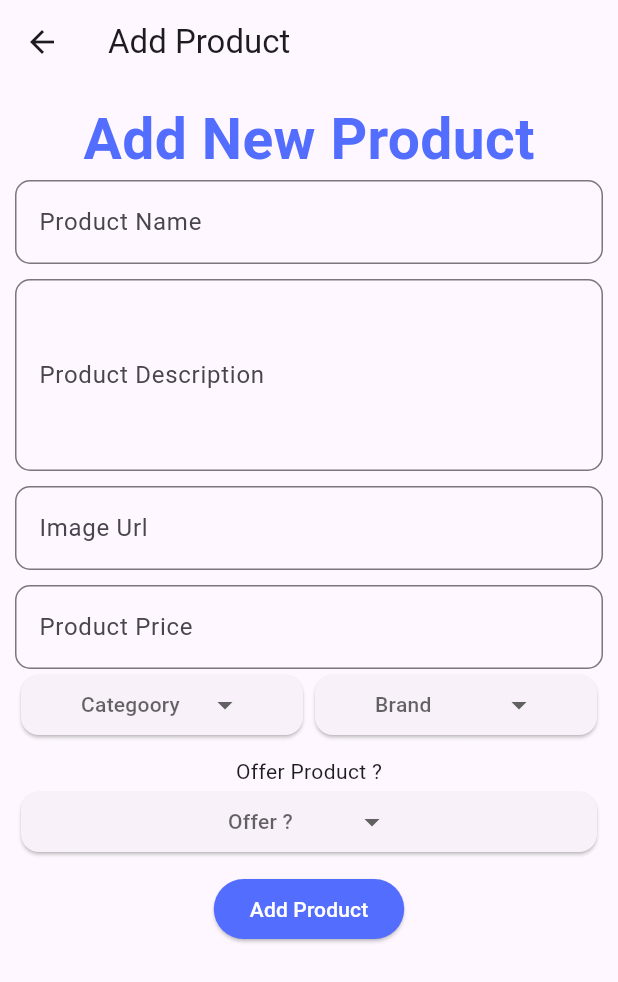
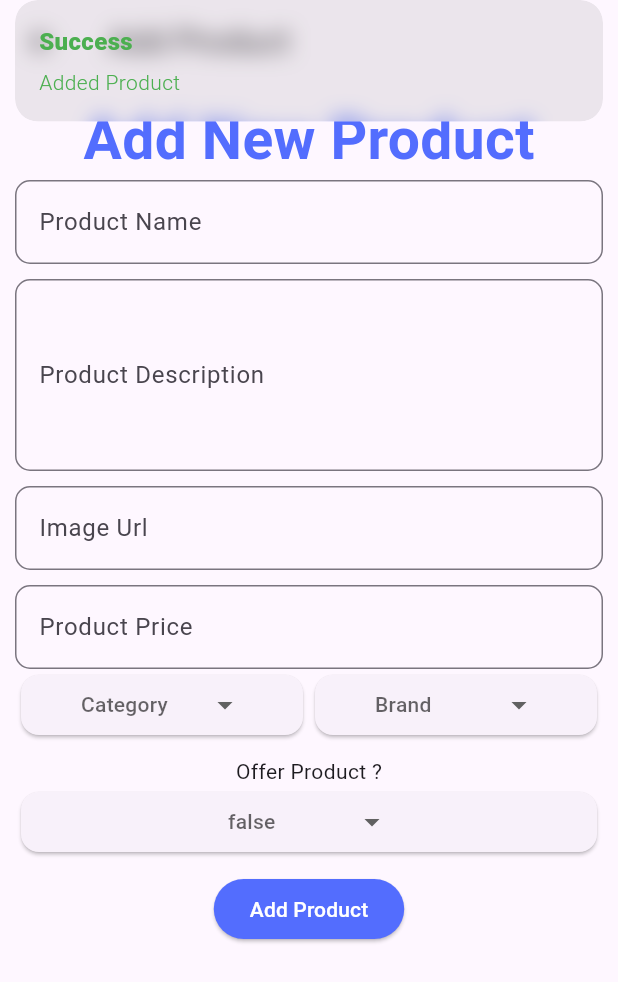
Before and after one commit to nanos90/youtube_turorial, a Flutter app: the AddProductPage screen opened directly, after a tap on "Add Product", on a phone screen of 412 x 824 dp. Shown: the top 982 px of the screen. Run offline on Flutter 3.47's test engine with Material 3 defaults, Android fonts, the light colour scheme and no system bars; drawn by our look-alikes of dropdown_button2; our stand-ins replace cloud_firestore, firebase_core, get; accounts and stored records are empty.

Commit message:
2:26:00 add product 완료했고, 이제 get produt 구현하면 됨. Get.snacbar 사용법 포함되어 있음.

```diff
--- a/lib/controller/home_controller.dart
+++ b/lib/controller/home_controller.dart
@@ -1,10 +1,44 @@
+import 'package:cloud_firestore/cloud_firestore.dart';
+import 'package:flutter/material.dart';
 import 'package:get/get.dart';
+import 'package:youtube_turorial/model/product/product.dart';
 
 class HomeController extends GetxController {
-  // @override
-  // void onInit() {
-  //   // TODO: implement onInit
+  FirebaseFirestore firestore = FirebaseFirestore.instance;
+  late CollectionReference productCollection;
+  TextEditingController productNameController = TextEditingController();
+  TextEditingController productDescriptionController = TextEditingController();
+  TextEditingController productImageController = TextEditingController();
+  TextEditingController productPriceController = TextEditingController();
 
-  //   super.onInit();
-  // }
+  String category = 'Category';
+  String brand = 'Brand';
+  bool offer = false;
+
+  @override
+  void onInit() {
+    productCollection = firestore.collection('products');
+    super.onInit();
+  }
+
+  addProduct() {
+    try {
+      DocumentReference doc = productCollection.doc();
+      Product product = Product(
+        id: doc.id,
+        name: productNameController.text,
+        category: category,
+        description: productDescriptionController.text,
+        price: double.tryParse(productPriceController.text),
+        brand: brand,
+        image: productImageController.text,
+        offer: offer,
+      );
+      final productJson = product.toJson();
+      doc.set(productJson);
+      Get.snackbar('Success', 'Added Product', colorText: Colors.green);
+    } on Exception catch (e) {
+      Get.snackbar('Error', e.toString(), colorText: Colors.red);
+    }
+  }
 }
--- /dev/null
+++ b/lib/firebase_option.dart
@@ -0,0 +1,7 @@
+import 'package:firebase_core/firebase_core.dart';
+
+FirebaseOptions firebaseOption = const FirebaseOptions(
+    apiKey: "AIzaSyCE2Pjn__eblFruftcVvApKEMLKe3SCc5k",
+    appId: "1:688579661919:android:9ede9dc46488cdd2f44bea",
+    messagingSenderId: "688579661919",
+    projectId: "tutorial-a0d1d");
--- a/lib/main.dart
+++ b/lib/main.dart
@@ -1,9 +1,13 @@
+import 'package:firebase_core/firebase_core.dart';
 import 'package:flutter/material.dart';
 import 'package:get/get.dart';
 import 'package:youtube_turorial/controller/home_controller.dart';
+import 'package:youtube_turorial/firebase_option.dart';
 import 'package:youtube_turorial/pages/home_page.dart';
 
-void main() {
+Future<void> main() async {
+  WidgetsFlutterBinding.ensureInitialized();
+  await Firebase.initializeApp(options: firebaseOption);
   Get.put(HomeController());
   runApp(const MyApp());
 }
--- /dev/null
+++ b/lib/model/product/product.dart
@@ -0,0 +1,44 @@
+import 'package:json_annotation/json_annotation.dart';
+part 'product.g.dart';
+
+@JsonSerializable()
+class Product {
+  @JsonKey(name: 'id')
+  String? id;
+
+  @JsonKey(name: 'name')
+  String? name;
+
+  @JsonKey(name: 'description')
+  String? description;
+
+  @JsonKey(name: 'category')
+  String? category;
+
+  @JsonKey(name: 'image')
+  String? image;
+
+  @JsonKey(name: 'offer')
+  bool? offer;
+
+  @JsonKey(name: 'price')
+  double? price;
+
+  @JsonKey(name: 'brand')
+  String? brand;
+
+  Product({
+    this.id,
+    this.name,
+    this.description,
+    this.category,
+    this.image,
+    this.offer,
+    this.price,
+    this.brand,
+  });
+
+  factory Product.fromjson(Map<String, dynamic> json) =>
+      _$ProductFromJson(json);
+  Map<String, dynamic> toJson() => _$ProductToJson(this);
+}
--- a/lib/pages/add_product_page.dart
+++ b/lib/pages/add_product_page.dart
@@ -28,8 +28,9 @@ class AddProductPage extends StatelessWidget {
                     fontWeight: FontWeight.bold,
                   ),
                 ),
-                const TextField(
-                  decoration: InputDecoration(
+                TextField(
+                  controller: _.productNameController,
+                  decoration: const InputDecoration(
                     border: OutlineInputBorder(
                       borderRadius: BorderRadius.all(
                         Radius.circular(10),
@@ -42,8 +43,9 @@ class AddProductPage extends StatelessWidget {
                 const SizedBox(
                   height: 10,
                 ),
-                const TextField(
-                  decoration: InputDecoration(
+                TextField(
+                  controller: _.productDescriptionController,
+                  decoration: const InputDecoration(
                     border: OutlineInputBorder(
                       borderRadius: BorderRadius.all(
                         Radius.circular(10),
@@ -57,8 +59,9 @@ class AddProductPage extends StatelessWidget {
                 const SizedBox(
                   height: 10,
                 ),
-                const TextField(
-                  decoration: InputDecoration(
+                TextField(
+                  controller: _.productImageController,
+                  decoration: const InputDecoration(
                     border: OutlineInputBorder(
                       borderRadius: BorderRadius.all(
                         Radius.circular(10),
@@ -71,8 +74,9 @@ class AddProductPage extends StatelessWidget {
                 const SizedBox(
                   height: 10,
                 ),
-                const TextField(
-                  decoration: InputDecoration(
+                TextField(
+                  controller: _.productPriceController,
+                  decoration: const InputDecoration(
                     border: OutlineInputBorder(
                       borderRadius: BorderRadius.all(
                         Radius.circular(10),
@@ -87,15 +91,21 @@ class AddProductPage extends StatelessWidget {
                     Flexible(
                       child: DropDownBtn(
                         items: const ['Cat1', 'Cat2', 'Cat3'],
-                        selectedItemText: 'Categoory',
-                        onSelected: (selectedValue) {},
+                        selectedItemText: _.category,
+                        onSelected: (selectedValue) {
+                          _.category = selectedValue ?? 'general';
+                          _.update();
+                        },
                       ),
                     ),
                     Flexible(
                       child: DropDownBtn(
                         items: const ['brand1', 'brand2'],
-                        selectedItemText: 'Brand',
-                        onSelected: (selectedValue) {},
+                        selectedItemText: _.brand,
+                        onSelected: (selectedValue) {
+                          _.brand = selectedValue ?? 'no brand';
+                          _.update();
+                        },
                       ),
                     ),
                   ],
@@ -106,8 +116,11 @@ class AddProductPage extends StatelessWidget {
                 const Text('Offer Product ?'),
                 DropDownBtn(
                   items: const ['true', 'false'],
-                  selectedItemText: 'Offer ?',
-                  onSelected: (selectedValue) {},
+                  selectedItemText: _.offer.toString(),
+                  onSelected: (selectedValue) {
+                    _.offer = bool.tryParse(selectedValue ?? 'false') ?? false;
+                    _.update();
+                  },
                 ),
                 const SizedBox(
                   height: 10,
@@ -117,7 +130,9 @@ class AddProductPage extends StatelessWidget {
                     backgroundColor: Colors.indigoAccent,
                     foregroundColor: Colors.white,
                   ),
-                  onPressed: () {},
+                  onPressed: () {
+                    _.addProduct();
+                  },
                   child: const Text('Add Product'),
                 )
               ],
--- a/pubspec.yaml
+++ b/pubspec.yaml
@@ -30,8 +30,11 @@ dependencies:
   flutter:
     sdk: flutter
   cupertino_icons: ^1.0.2
+  json_annotation: ^4.8.1
 
 dev_dependencies:
+  json_serializable: ^6.7.1
+  build_runner: ^2.4.7
   flutter_test:
     sdk: flutter
   flutter_lints: ^2.0.0
```
Also changed, not shown: lib/model/product/product.g.dart (added), pubspec.lock, 1 other file.
